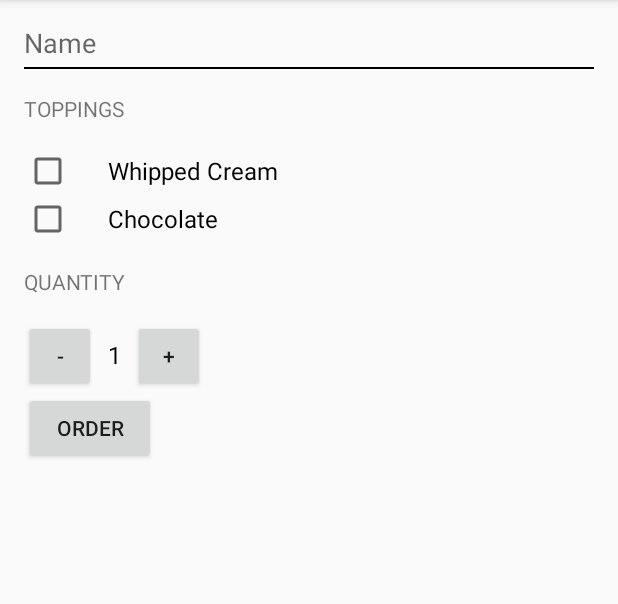
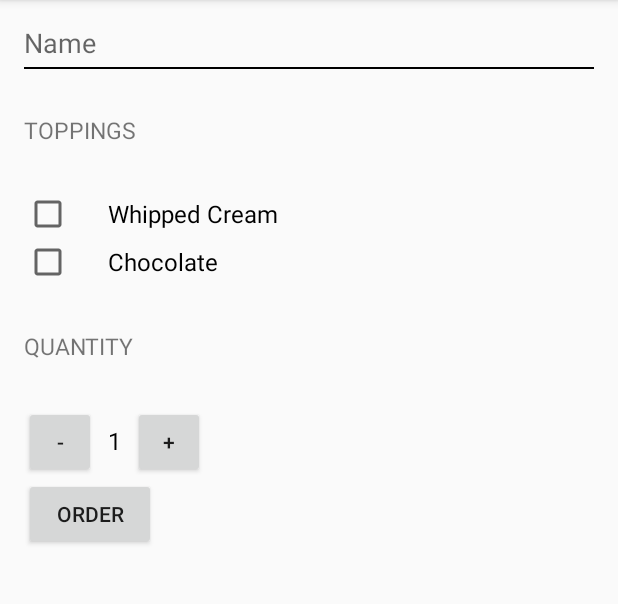
Before and after one commit to rafalrudzinski/JustJava, an Android app: the screen it shows after launch (MainActivity), on a phone screen of 412 x 824 dp, the part 84-688 px from its top. Run offline under Robolectric (Android 15) with nearby library versions, the phone set to English and light mode, and no system bars.

Commit message:
added styles for headers

```diff
--- a/app/src/main/res/layout/activity_main.xml
+++ b/app/src/main/res/layout/activity_main.xml
@@ -23,12 +23,10 @@
             android:background="@drawable/edittext_bottom_line"/>
 
         <TextView
-            android:layout_width="wrap_content"
-            android:layout_height="wrap_content"
             android:layout_marginTop="16dp"
             android:layout_marginBottom="16dp"
             android:text="@string/toppings"
-            android:textAllCaps="true"/>
+            style="@style/HeaderTextStyle" />
 
         <CheckBox
             android:id="@+id/whipped_cream_checkBox"
@@ -47,12 +45,10 @@
             android:paddingLeft="24dp"/>
 
         <TextView
-            android:layout_width="wrap_content"
-            android:layout_height="wrap_content"
             android:layout_marginBottom="16sp"
             android:layout_marginTop="16sp"
             android:text="@string/quantity"
-            android:textAllCaps="true" />
+            style="@style/HeaderTextStyle"  />
 
         <LinearLayout
             android:layout_width="wrap_content"
--- a/app/src/main/res/values/styles.xml
+++ b/app/src/main/res/values/styles.xml
@@ -8,4 +8,13 @@
         <item name="colorAccent">@color/colorAccent</item>
     </style>
 
+    <!-- Style for a header TextView -->
+    <style name="HeaderTextStyle">
+        <item name="android:textSize">15sp</item>
+        <item name="android:layout_width">wrap_content</item>
+        <item name="android:layout_height">48dp</item>
+        <item name="android:gravity">center_vertical</item>
+        <item name="android:textAllCaps">true</item>
+    </style>
+
 </resources>
```
